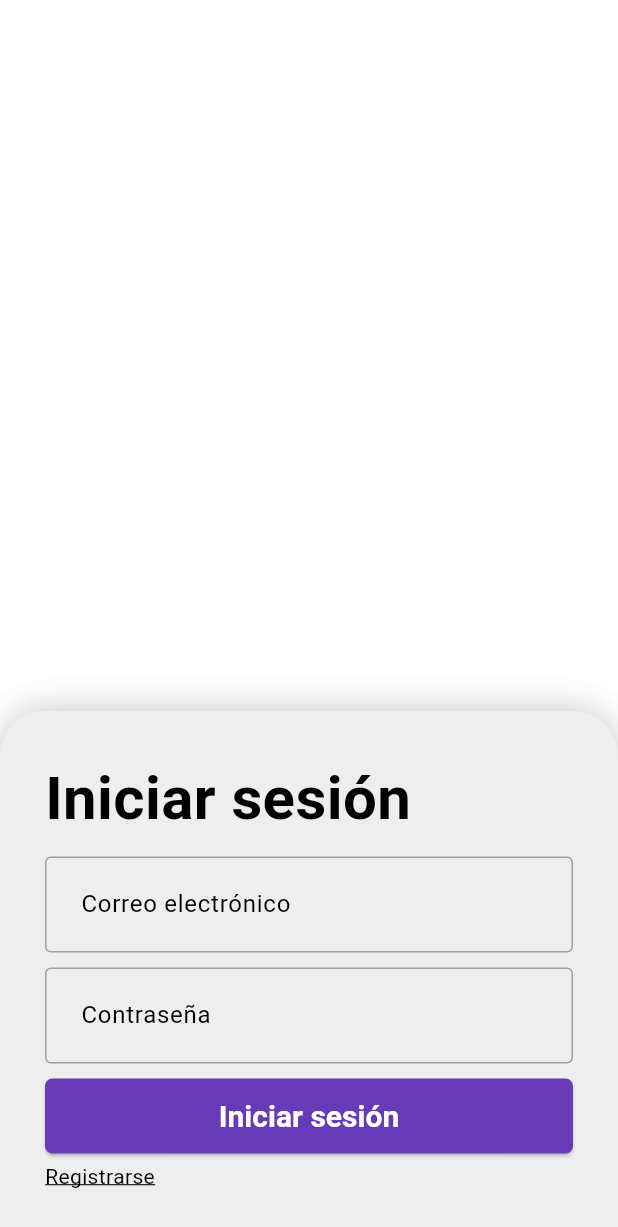
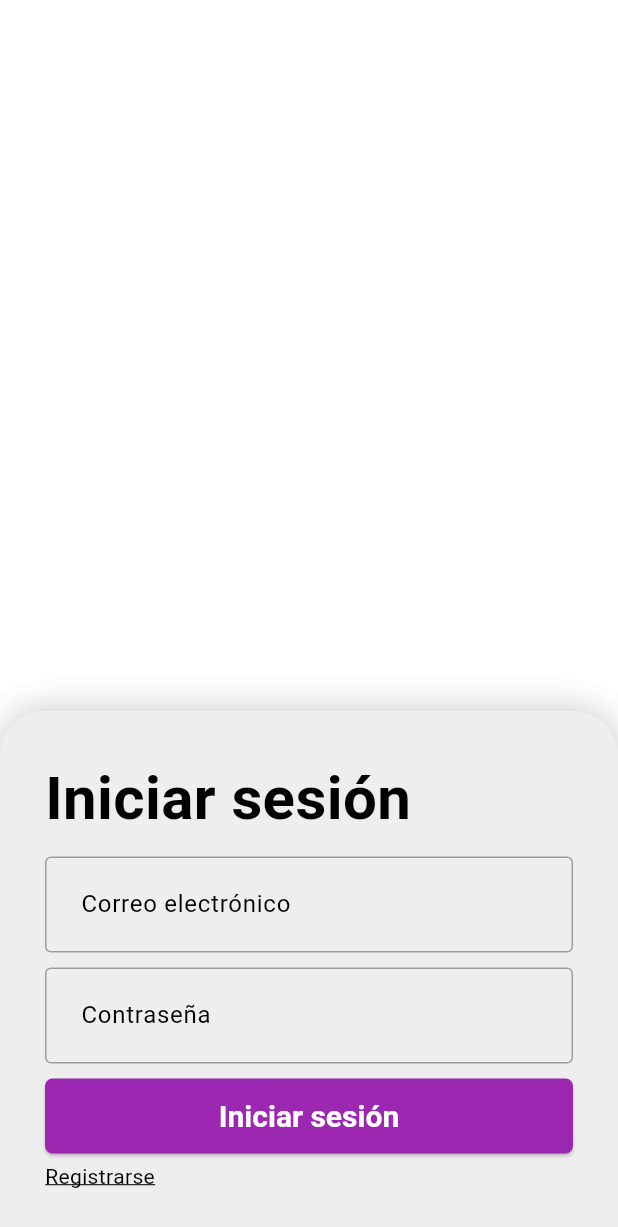
Before and after one commit to RobertoLipovan/Nusion, a Flutter app: the screen it shows after launch, on a phone screen of 412 x 824 dp. Shown: the top 1227 px of the screen. Run offline on Flutter 3.47's test engine with Material 3 defaults, Android fonts, the phone set to English and light mode, and no system bars.

Commit message:
Primer cambio

```diff
--- a/nusion_1/lib/screens/login_screen.dart
+++ b/nusion_1/lib/screens/login_screen.dart
@@ -30,7 +30,7 @@ class LoginScreen extends StatelessWidget {
         ),
         elevatedButtonTheme: ElevatedButtonThemeData(
           style: ButtonStyle(
-            backgroundColor: MaterialStateProperty.all(Colors.deepPurple), // Cambia el color de fondo de los botones aquí
+            backgroundColor: MaterialStateProperty.all(Colors.purple), // Cambia el color de fondo de los botones aquí
             foregroundColor: MaterialStateProperty.all(Colors.white),
             textStyle: MaterialStateProperty.all(TextStyle(fontSize: 20, fontWeight: FontWeight.bold)), // Cambia el tamaño del texto de los botones aquí
           ),
```
